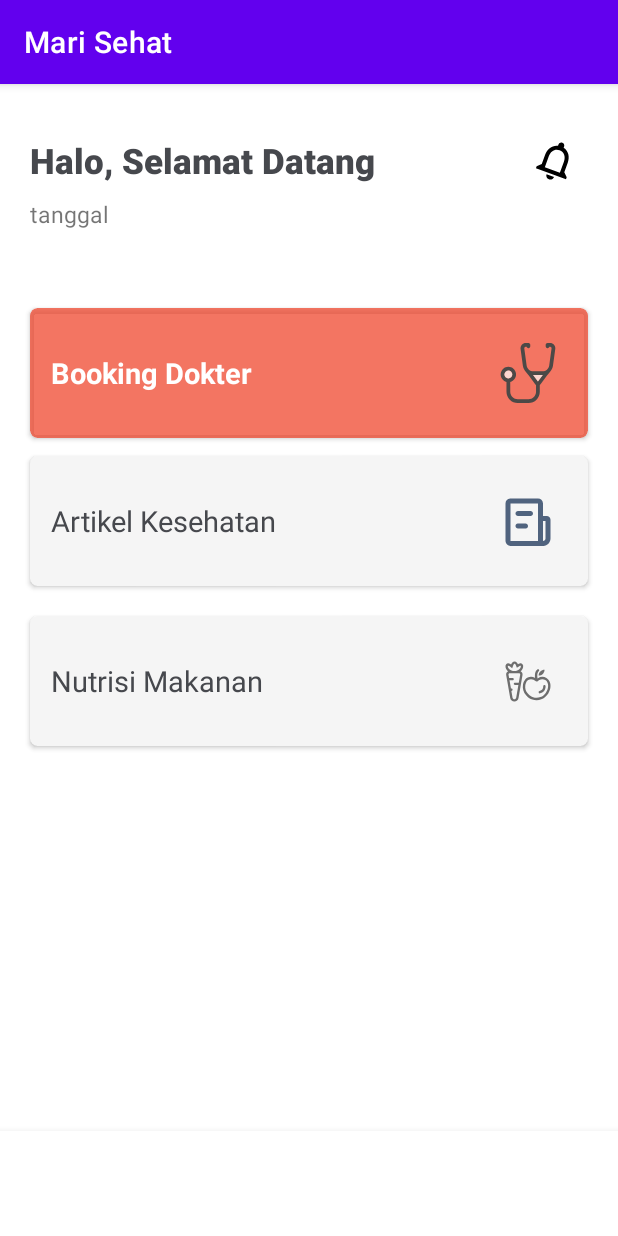
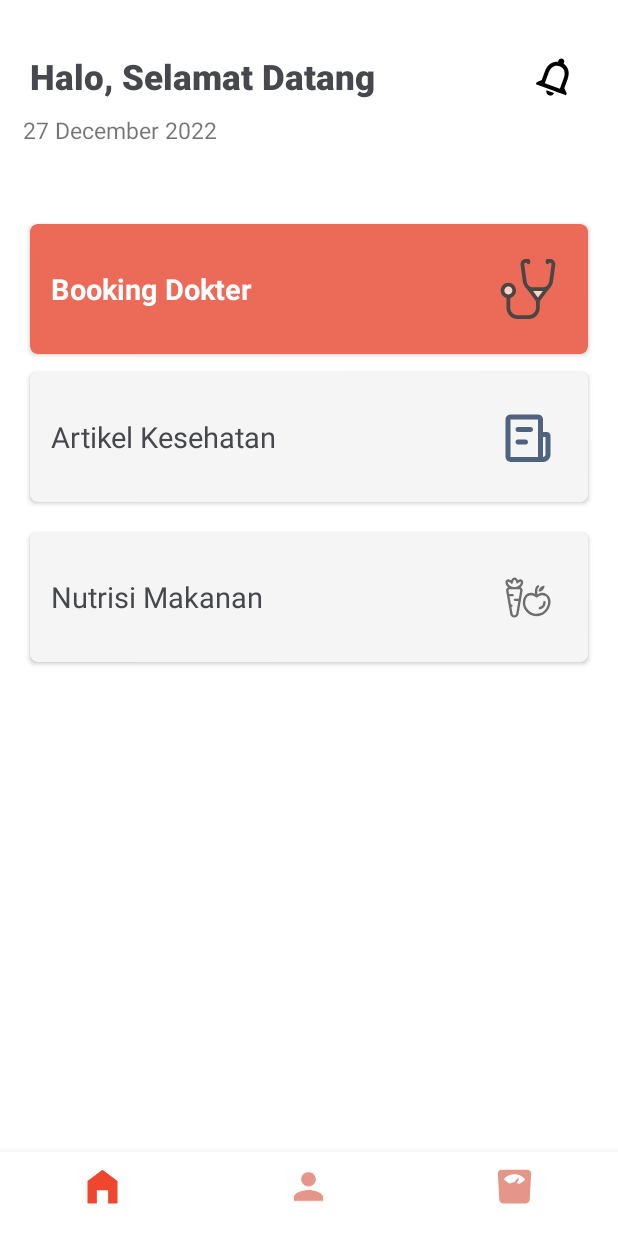
Before and after one commit to rzlwbo1/Mari-Sehat-App, an Android app: the screen it shows after launch (HomeSreen), on a phone screen of 412 x 824 dp. Run offline under Robolectric (Android 15) with nearby library versions, the phone set to English and light mode, and no system bars.

Commit message:
bottom nav

```diff
--- a/app/src/main/java/com/example/marisehat/HomeFrag.java
+++ b/app/src/main/java/com/example/marisehat/HomeFrag.java
@@ -64,20 +64,22 @@
     public View onCreateView(LayoutInflater inflater, ViewGroup container,
                              Bundle savedInstanceState) {
 
+        // Inflate the layout for this fragment
+        view = inflater.inflate(R.layout.fragment_home, container, false);
+
 
         // current date
         LocalDateTime curDate = LocalDateTime.now();
 
         // format
-        DateTimeFormatter dateFormat = DateTimeFormatter.ofPattern("dd-MMMM-yyyy");
+        DateTimeFormatter dateFormat = DateTimeFormatter.ofPattern("dd MMMM yyyy");
 
         // add to view
-        TextView tanggal = view.findViewById(R.id.date);
-        tanggal.setText(String.valueOf(tanggal));
+        TextView tanggal = (TextView) view.findViewById(R.id.date);
+        String formatedDate = dateFormat.format(curDate);
+        tanggal.setText(formatedDate);
 
 
-
-        // Inflate the layout for this fragment
-        return inflater.inflate(R.layout.fragment_home, container, false);
+        return view;
     }
 }
--- /dev/null
+++ b/app/src/main/res/drawable/bottom_icon_color.xml
@@ -0,0 +1,5 @@
+<?xml version="1.0" encoding="utf-8"?>
+<selector xmlns:android="http://schemas.android.com/apk/res/android">
+    <item android:state_checked="true" android:color="@color/primary" />
+    <item android:color="@color/primary_op2" />
+</selector>
--- /dev/null
+++ b/app/src/main/res/drawable/home.xml
@@ -0,0 +1,13 @@
+<vector xmlns:android="http://schemas.android.com/apk/res/android"
+    android:width="40dp"
+    android:height="40dp"
+    android:viewportWidth="40"
+    android:viewportHeight="40">
+  <group>
+    <clip-path
+        android:pathData="M0,0h40v40h-40z"/>
+    <path
+        android:pathData="M20,5L6.667,15V35H15V23.333H25V35H33.333V15L20,5Z"
+        android:fillColor="#B8B8B8"/>
+  </group>
+</vector>
--- /dev/null
+++ b/app/src/main/res/drawable/person.xml
@@ -0,0 +1,13 @@
+<vector xmlns:android="http://schemas.android.com/apk/res/android"
+    android:width="41dp"
+    android:height="40dp"
+    android:viewportWidth="41"
+    android:viewportHeight="40">
+  <group>
+    <clip-path
+        android:pathData="M0.5,0h40v40h-40z"/>
+    <path
+        android:pathData="M20.5,20C24.183,20 27.167,17.017 27.167,13.333C27.167,9.65 24.183,6.667 20.5,6.667C16.817,6.667 13.833,9.65 13.833,13.333C13.833,17.017 16.817,20 20.5,20ZM20.5,23.333C16.05,23.333 7.167,25.567 7.167,30V33.333H33.833V30C33.833,25.567 24.95,23.333 20.5,23.333Z"
+        android:fillColor="#B8B8B8"/>
+  </group>
+</vector>
--- /dev/null
+++ b/app/src/main/res/drawable/weight.xml
@@ -0,0 +1,10 @@
+<vector xmlns:android="http://schemas.android.com/apk/res/android"
+    android:width="40dp"
+    android:height="40dp"
+    android:viewportWidth="40"
+    android:viewportHeight="40">
+  <path
+      android:pathData="M33.508,31.852C33.41,33.618 31.949,35 30.18,35H9.82C8.051,35 6.59,33.618 6.492,31.852L5.195,8.518C5.089,6.608 6.61,5 8.524,5H31.476C33.39,5 34.911,6.608 34.805,8.518L33.508,31.852ZM28.537,14.816C29.22,14.365 29.392,13.473 28.831,12.892C27.894,11.922 26.782,11.109 25.544,10.491C23.859,9.651 21.986,9.198 20.078,9.168C18.171,9.138 16.283,9.533 14.569,10.32C13.309,10.898 12.169,11.676 11.198,12.617C10.617,13.18 10.757,14.077 11.424,14.548L15.018,17.087C15.684,17.558 16.624,17.406 17.315,16.966C17.492,16.854 17.677,16.753 17.87,16.664C18.48,16.384 19.147,16.236 19.824,16.228L22.652,12.977C22.954,12.63 23.48,12.594 23.827,12.896C24.175,13.198 24.211,13.724 23.909,14.071L21.717,16.591C21.82,16.634 21.92,16.68 22.019,16.729C22.209,16.823 22.391,16.93 22.564,17.048C23.239,17.509 24.172,17.691 24.856,17.241L28.537,14.816Z"
+      android:fillColor="#B8B8B8"
+      android:fillType="evenOdd"/>
+</vector>
--- a/app/src/main/res/layout/activity_home_sreen.xml
+++ b/app/src/main/res/layout/activity_home_sreen.xml
@@ -18,12 +18,18 @@
         tools:layout="@layout/fragment_home" />
 
     <com.google.android.material.bottomnavigation.BottomNavigationView
-        android:layout_width="414dp"
-        android:layout_height="70dp"
+        android:id="@+id/bottomNav"
+        style="bottom"
+        android:layout_width="wrap_content"
+        android:layout_height="wrap_content"
+        app:itemIconSize="30dp"
+        app:itemIconTint="@drawable/bottom_icon_color"
+        app:itemTextColor="#00FFFFFF"
         app:layout_constraintBottom_toBottomOf="parent"
         app:layout_constraintEnd_toEndOf="parent"
         app:layout_constraintHorizontal_bias="0.666"
         app:layout_constraintStart_toStartOf="parent"
         app:layout_constraintTop_toTopOf="parent"
-        app:layout_constraintVertical_bias="1.0" />
+        app:layout_constraintVertical_bias="1.0"
+        app:menu="@menu/bottom_menu" />
 </androidx.constraintlayout.widget.ConstraintLayout>
--- a/app/src/main/res/layout/fragment_home.xml
+++ b/app/src/main/res/layout/fragment_home.xml
@@ -64,7 +64,7 @@
             android:layout_marginStart="20dp"
             android:layout_marginTop="52dp"
             android:layout_marginEnd="20dp"
-            android:backgroundTint="@color/primary_op"
+            app:cardBackgroundColor="@color/primary_op"
             app:cardCornerRadius="5dp"
             app:contentPaddingBottom="23dp"
             app:contentPaddingLeft="14dp"
--- /dev/null
+++ b/app/src/main/res/menu/bottom_menu.xml
@@ -0,0 +1,18 @@
+<?xml version="1.0" encoding="utf-8"?>
+<menu xmlns:android="http://schemas.android.com/apk/res/android">
+
+    <item
+        android:id="@+id/homeItem"
+        android:enabled="true"
+        android:icon="@drawable/home"
+        android:title="@string/home" />
+    <item
+        android:id="@+id/profileItem"
+        android:enabled="true"
+        android:icon="@drawable/person"
+        android:title="@string/profile" />
+    <item
+        android:id="@+id/weightItem"
+        android:icon="@drawable/weight"
+        android:title="@string/weight" />
+</menu>
--- a/app/src/main/res/values/colors.xml
+++ b/app/src/main/res/values/colors.xml
@@ -10,7 +10,8 @@
     <color name="bg">#F2F2F2</color>
     <color name="text">#46484D</color>
     <color name="primary">#EF472E</color>
-    <color name="primary_op">#BFEF472E</color>
+    <color name="primary_op">#EC6B58</color>
+    <color name="primary_op2">#E69589</color>
     <color name="secondary">#F5F5F5</color>
     <color name="text_sec">#868686</color>
 </resources>
--- a/app/src/main/res/values/strings.xml
+++ b/app/src/main/res/values/strings.xml
@@ -6,4 +6,7 @@
     <string name="booking_dokter">Booking Dokter</string>
     <string name="artikel_kesehatan">Artikel Kesehatan</string>
     <string name="nutrisi_makanan">Nutrisi Makanan</string>
+    <string name="home">Home</string>
+    <string name="profile">Profile</string>
+    <string name="weight">Weight</string>
 </resources>
```
Also changed, not shown: app/src/main/java/com/example/marisehat/HomeSreen.java (+38 -0 lines), app/src/main/java/com/example/marisehat/ProfileFrag.java (added, +64 -0 lines), app/src/main/res/layout/fragment_profile.xml (added, +21 -0 lines).
